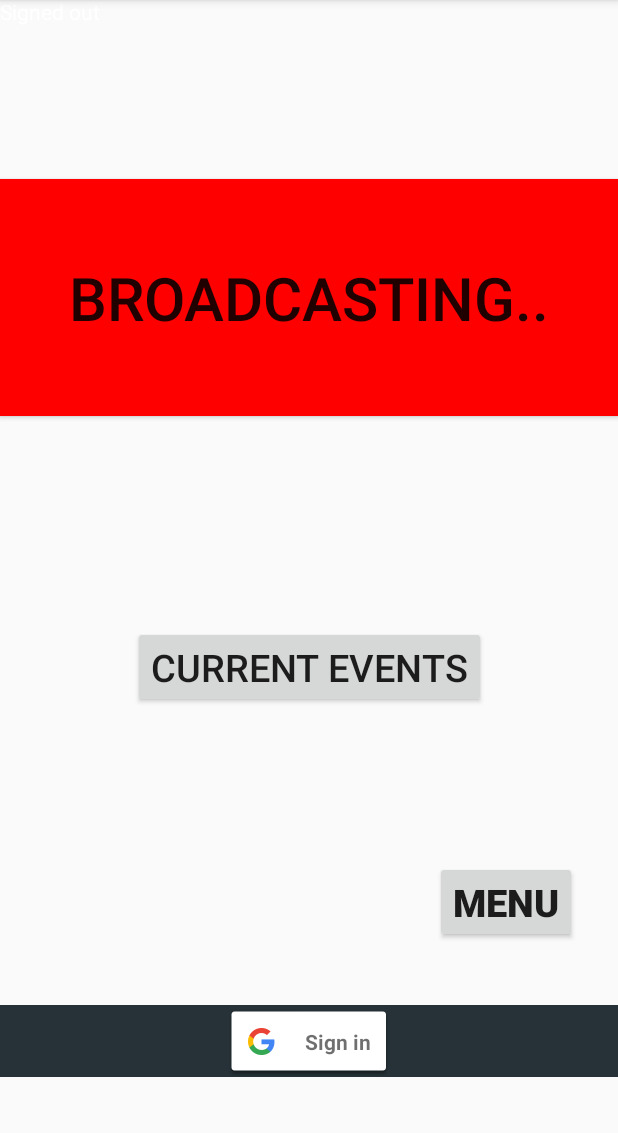
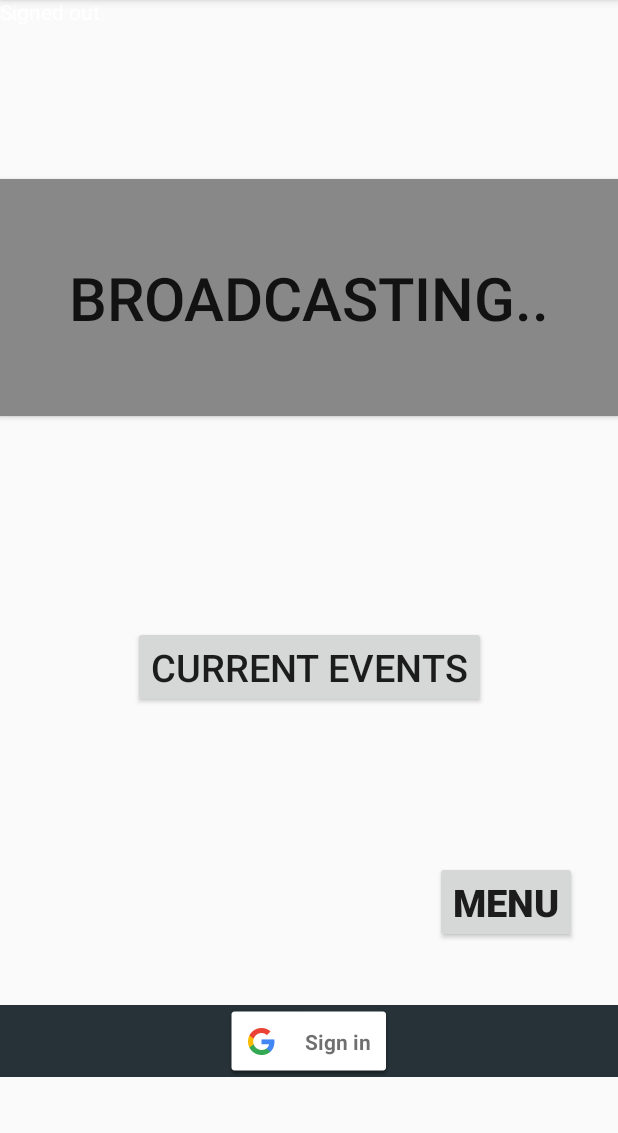
Before and after one commit to obiejuan/Public_Defender, an Android app: the screen it shows after launch (MainActivity), after a tap on "RECORD / BROADCAST", on a phone screen of 412 x 824 dp, the part 84-1217 px from its top. Run offline under Robolectric (Android 15) with nearby library versions, the phone set to English and light mode, and no system bars.

Commit message:
Tuning some UI components.

```diff
--- a/frontend/mobile/public_defender/app/src/main/java/com/cmps115/public_defender/MainActivity.java
+++ b/frontend/mobile/public_defender/app/src/main/java/com/cmps115/public_defender/MainActivity.java
@@ -42,6 +42,7 @@ public class MainActivity extends AppCompatActivity implements
     private TextView mStatusTextView;
     private ProgressDialog mProgressDialog;
     private boolean mBroadcasting = false;
+    private boolean isSignedIn = true;
 
     @Override
     protected void onCreate(Bundle savedInstanceState) {
@@ -214,6 +215,17 @@ public class MainActivity extends AppCompatActivity implements
 
 
     public void broadCast(View view) {
+        // Do something in response to Record button
+        if (!isSignedIn)
+        {
+            Context context = getApplicationContext();
+            CharSequence text = "You must sign in";
+            int duration = Toast.LENGTH_SHORT;
+            Toast toast = Toast.makeText(context, text, duration);
+            toast.show();
+            return;
+        }
+
         final Button recordButton = (Button) view;
         if(mBroadcasting) {
             AlertDialog.Builder builder = new AlertDialog.Builder(this);
@@ -221,9 +233,10 @@ public class MainActivity extends AppCompatActivity implements
             builder.setCancelable(true);
             builder.setPositiveButton("Yes", new DialogInterface.OnClickListener() {
                 public void onClick(DialogInterface dialog, int id) {
-                    recordButton.setBackgroundColor(Color.GREEN);
+                    recordButton.setBackgroundColor(Color.RED);
                     recordButton.setText("Record");
                     mBroadcasting = false;
+                    endRecording();
                 }
             });
             builder.setNegativeButton("No", new DialogInterface.OnClickListener() {
@@ -234,13 +247,22 @@ public class MainActivity extends AppCompatActivity implements
             alert.show();
         }
         else {
-            recordButton.setBackgroundColor(Color.RED);
+            recordButton.setBackgroundColor(Color.GRAY);
             recordButton.setText("Broadcasting..");
             mBroadcasting = true;
+            startRecording();
         }
-
     }
 
+    public void startRecording()
+    {
+        // RECORDING LOGIC GOES HERE
+    }
+
+    public void endRecording()
+    {
+        // END RECORDING LOGIC GOES HERE
+    }
     public void gotoMenu(View view) {
         Intent intent = new Intent(this, Menu.class);
         Log.d("Menu", "clicked menu");
```
